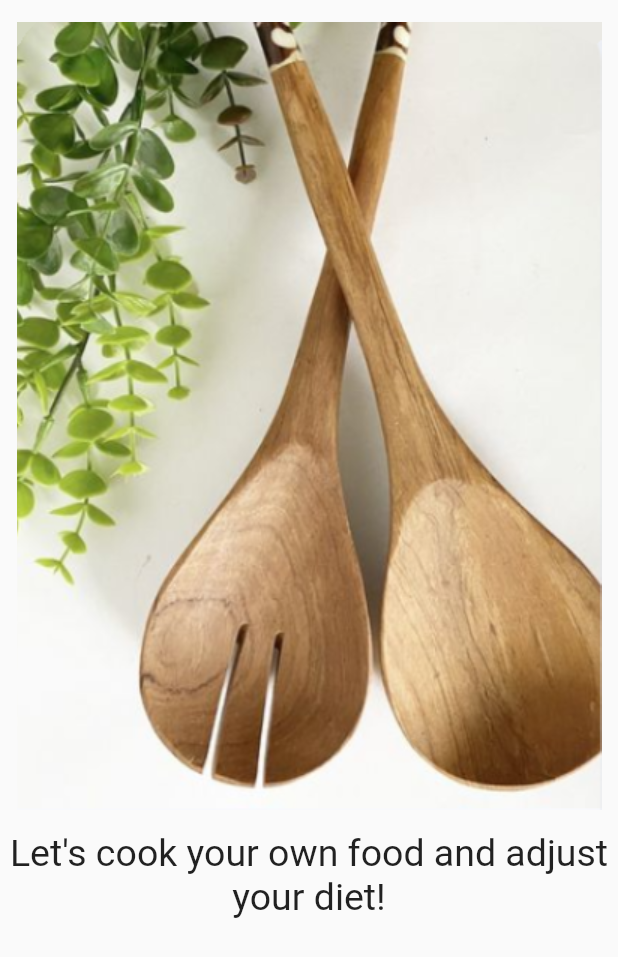
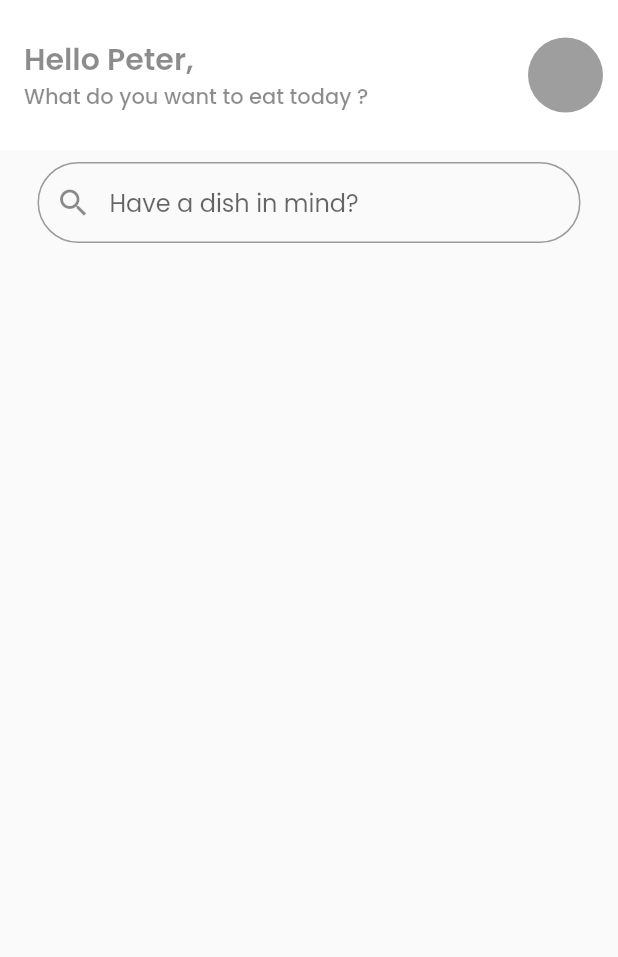
Before and after one commit to MaryemJaouadii/Foody, a Flutter app: the screen it shows after launch, on a phone screen of 412 x 824 dp. Shown: the top 957 px of the screen. Run offline on Flutter 3.47's test engine with Material 2 defaults, Android fonts, the light colour scheme and no system bars; drawn by our look-alikes of searchfield; our stand-ins replace speech_to_text.

Commit message:
add appBar and search field

```diff
--- a/lib/main.dart
+++ b/lib/main.dart
@@ -1,15 +1,12 @@
 import 'dart:async';
 import 'package:flutter/material.dart';
+import 'package:foodproject/screens/HomeScreen.dart';
 import 'screens/LoginScreen.dart';
 
 
 
 void main() async {
-
-
   WidgetsFlutterBinding.ensureInitialized();
-
-
   runApp(MyApp());
 }
 
@@ -27,11 +24,6 @@ class MyApp extends StatelessWidget {
   }
 }
 
-
-
-
-
-
 class SplashScreen extends StatefulWidget {
   @override
   _SplashScreenState createState() => _SplashScreenState();
@@ -41,7 +33,7 @@ class _SplashScreenState extends State<SplashScreen> {
   @override
   void initState() {
     super.initState();
-    Timer(Duration(seconds: 300), () {
+    Timer(Duration(seconds: 5), () {
       Navigator.of(context)
           .pushReplacement(MaterialPageRoute(builder: (_) => HomePage()));
     });
@@ -49,13 +41,9 @@ class _SplashScreenState extends State<SplashScreen> {
 
   @override
   Widget build(BuildContext context) {
-
-
     return Scaffold(
-
         body: Stack(
           children: [
-
             Column(
               children: [
                 Image.asset(
@@ -67,10 +55,6 @@ class _SplashScreenState extends State<SplashScreen> {
             ),
           ],
         ));
-
-
-
-
   }
 }
 
@@ -89,20 +73,14 @@ class _HomePageState extends State<HomePage> {
       debugShowCheckedModeBanner: false,
       home: SplashScreen(),
       theme: ThemeData(
-
         brightness: Brightness.light,
         //primaryColor: kprimaryColor,
-        // fontFamily: 'Noto Naskh Arabic'
+        fontFamily: 'Poppins'
       ),
-      initialRoute: LoginScreen.id,
-
+      initialRoute: HomeScreen.id,
       routes: {
         LoginScreen.id : (context) => LoginScreen(),
-
-
-
-
-
+        HomeScreen.id : (context) => HomeScreen(),
       },
     );
   }
--- /dev/null
+++ b/lib/screens/HomeScreen.dart
@@ -0,0 +1,77 @@
+import 'package:flutter/cupertino.dart';
+import 'package:flutter/material.dart';
+import 'package:searchfield/searchfield.dart';
+
+
+class HomeScreen extends StatefulWidget {
+  static const String id='home';
+  const HomeScreen({Key? key}) : super(key: key);
+
+  @override
+  _HomeScreenState createState() => _HomeScreenState();
+}
+
+class _HomeScreenState extends State<HomeScreen> {
+  var myList = ['ABC', 'CDE', 'EFG','HIJ'];
+  @override
+  Widget build(BuildContext context) {
+    return Scaffold(
+      appBar: AppBar(
+        backgroundColor: Colors.white,
+        centerTitle: false,
+        elevation: 0,
+        toolbarHeight: 100,
+        title: Column(
+          crossAxisAlignment: CrossAxisAlignment.start,
+          children: const [
+            SizedBox(
+              height: 100,
+            ),
+            Text("Hello Peter,", style: TextStyle(color: Colors.black45, fontWeight: FontWeight.w600 )),
+            Text("What do you want to eat today ?", style: TextStyle(color: Colors.black45,
+                fontWeight: FontWeight.w500,
+                fontSize: 14),),
+            SizedBox(
+              height: 100,
+            ),
+          ],
+        ),
+          actions: [
+            Padding(
+              padding: EdgeInsets.only(right: 10.0),
+              child: Container(
+                width: 50,
+                height: 50,
+                decoration: const BoxDecoration(
+                  shape: BoxShape.circle,
+                  color: Colors.grey, //remove this when you add image.
+                ),
+
+              ),
+            )
+        ],
+      ),
+      body: ListView(
+        children: [
+          Padding(
+            padding: const EdgeInsets.symmetric(vertical: 8.0, horizontal: 25.0),
+            child: SearchField(
+              suggestions: myList.map(
+                  (e) => SearchFieldListItem(e),
+                     ).toList(),
+              searchInputDecoration: InputDecoration(
+                contentPadding: EdgeInsets.symmetric(vertical: 15.0),
+                hintText: "Have a dish in mind?",
+                prefixIcon: Icon(Icons.search),
+                border: OutlineInputBorder(
+                  borderRadius: BorderRadius.circular(30),
+                ),
+              ),
+            ),
+          )
+        ],
+      ),
+
+    );
+  }
+}
```
